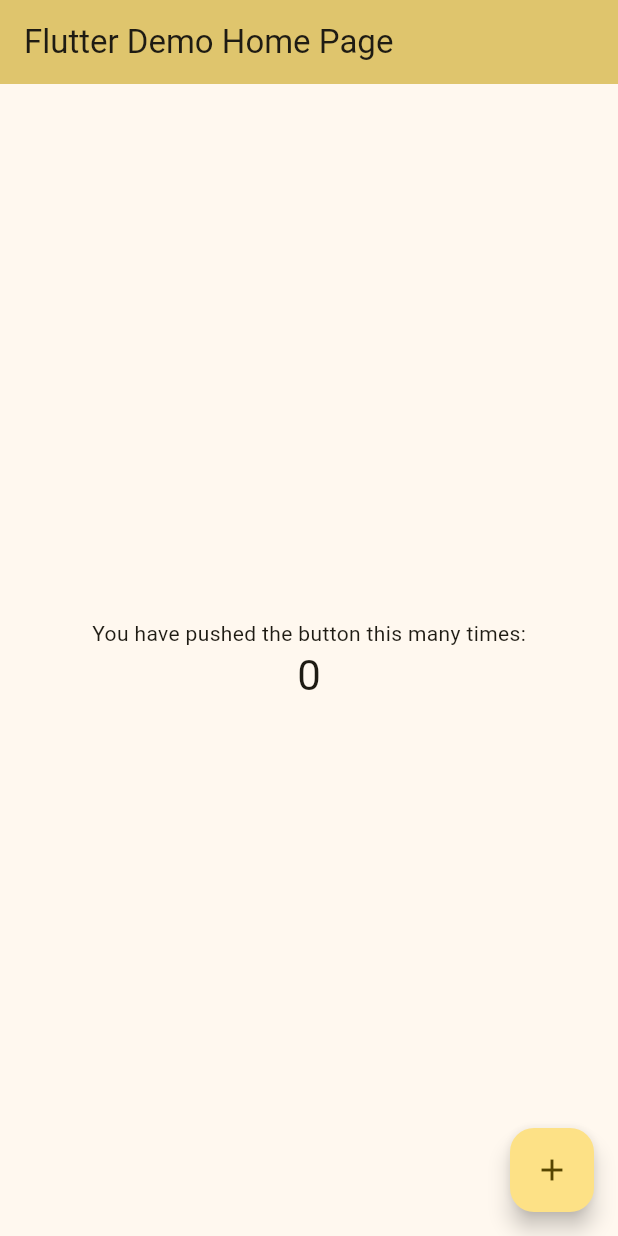
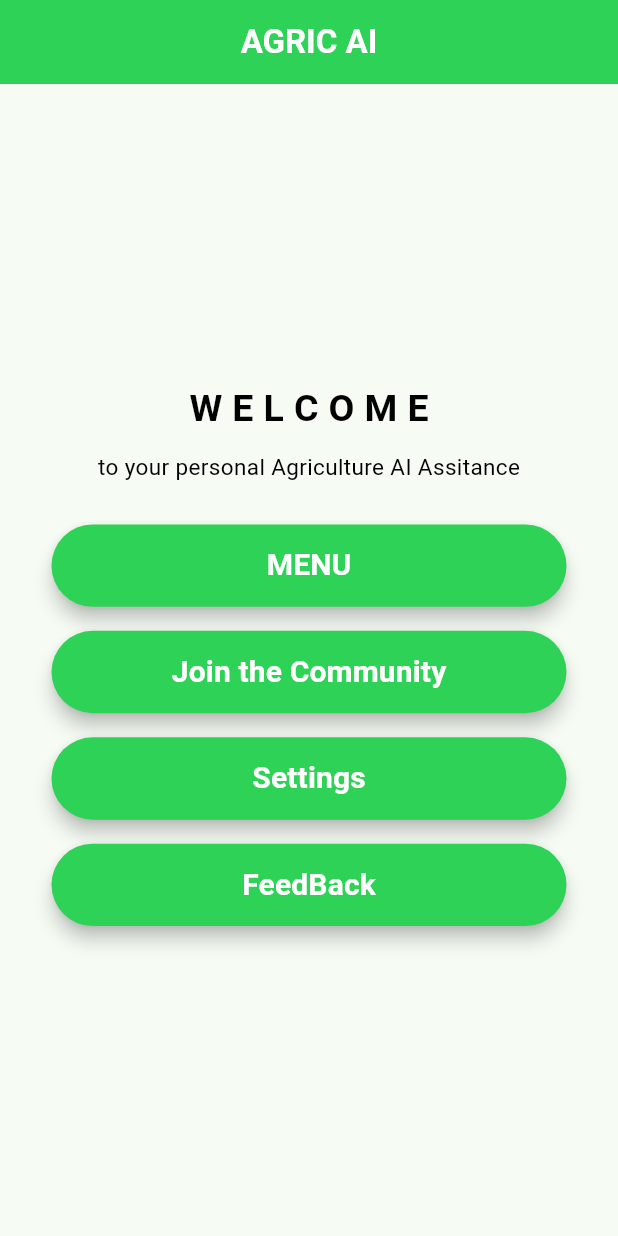
Before and after one commit to ByteBeacons/AgricAI_apk, a Flutter app: the screen it shows after launch, on a phone screen of 412 x 824 dp. Run offline on Flutter 3.47's test engine with Material 2 defaults, Android fonts, the phone set to English and light mode, and no system bars; our stand-ins replace avatar_glow, font_awesome_flutter, google_fonts, speech_to_text.

Commit message:
second commit

```diff
--- /dev/null
+++ b/lib/Screens/home_screen.dart
@@ -0,0 +1,107 @@
+import 'package:flutter/material.dart';
+import 'package:google_fonts/google_fonts.dart';
+import 'package:hackathon_a2sv/Screens/menu_screen.dart';
+import 'package:hackathon_a2sv/widgets/Text_widget.dart';
+import 'package:hackathon_a2sv/widgets/appbar_widget.dart';
+import 'package:hackathon_a2sv/widgets/buttom_widget.dart';
+
+class HomeScreen extends StatefulWidget {
+  const HomeScreen({super.key});
+
+  @override
+  State<HomeScreen> createState() => _HomeScreenState();
+}
+
+class _HomeScreenState extends State<HomeScreen> {
+  @override
+  Widget build(BuildContext context) {
+    return Scaffold(
+      appBar: AppBar(
+        backgroundColor: const Color(0XFF2DD256),
+        centerTitle: true,
+        title: const Text(
+          "AGRIC AI",
+          style: TextStyle(color: Colors.white, fontWeight: FontWeight.bold),
+        ),
+      ),
+      body: Center(
+        child: Column(
+          mainAxisAlignment: MainAxisAlignment.center,
+          children: [
+            TextWidget(
+              text: "W E L C O M E",
+              color: Colors.black,
+              size: 25,
+              fontWeight: FontWeight.bold,
+            ),
+            const SizedBox(
+              height: 10,
+            ),
+            TextWidget(
+              text: "to your personal Agriculture AI Assitance",
+              color: Colors.black,
+              size: 15,
+              fontWeight: FontWeight.normal,
+            ),
+            const SizedBox(
+              height: 20,
+            ),
+            Padding(
+              padding: const EdgeInsets.all(8.0),
+              child: SizedBox(
+                  width: MediaQuery.sizeOf(context).width / 1.2,
+                  height: MediaQuery.sizeOf(context).height / 15,
+                  child: ButtomWidget(
+                      callback: () {
+                        Navigator.push(
+                            context,
+                            MaterialPageRoute(
+                                builder: ((context) => const MenuScreen())));
+                      },
+                      text: "MENU",
+                      color: Colors.white,
+                      size: 20,
+                      fontWeight: FontWeight.bold)),
+            ),
+            Padding(
+              padding: const EdgeInsets.all(8.0),
+              child: SizedBox(
+                  width: MediaQuery.sizeOf(context).width / 1.2,
+                  height: MediaQuery.sizeOf(context).height / 15,
+                  child: ButtomWidget(
+                      callback: () {},
+                      text: "Join the Community",
+                      color: Colors.white,
+                      size: 20,
+                      fontWeight: FontWeight.bold)),
+            ),
+            Padding(
+              padding: const EdgeInsets.all(8.0),
+              child: SizedBox(
+                  width: MediaQuery.sizeOf(context).width / 1.2,
+                  height: MediaQuery.sizeOf(context).height / 15,
+                  child: ButtomWidget(
+                      callback: () {},
+                      text: "Settings",
+                      color: Colors.white,
+                      size: 20,
+                      fontWeight: FontWeight.bold)),
+            ),
+            Padding(
+              padding: const EdgeInsets.all(8.0),
+              child: SizedBox(
+                  width: MediaQuery.sizeOf(context).width / 1.2,
+                  height: MediaQuery.sizeOf(context).height / 15,
+                  child: ButtomWidget(
+                      callback: () {},
+                      text: "FeedBack",
+                      color: Colors.white,
+                      size: 20,
+                      fontWeight: FontWeight.bold)),
+            ),
+          ],
+        ),
+      ),
+    );
+  }
+}
--- a/lib/main.dart
+++ b/lib/main.dart
@@ -1,4 +1,5 @@
 import 'package:flutter/material.dart';
+import 'package:hackathon_a2sv/Screens/home_screen.dart';
 
 void main() {
   runApp(const MyApp());
@@ -11,115 +12,13 @@ class MyApp extends StatelessWidget {
   @override
   Widget build(BuildContext context) {
     return MaterialApp(
-      title: 'Flutter Demo',
+      title: ' AGRIC AI ',
+      debugShowCheckedModeBanner: false,
       theme: ThemeData(
-
-
-
-
-
-
-
-
-
-
-
-
-
-
-
-        colorScheme: ColorScheme.fromSeed(seedColor: Colors.amberAccent),
+        colorScheme: ColorScheme.fromSeed(seedColor: Colors.greenAccent),
         useMaterial3: true,
       ),
-      home: const MyHomePage(title: 'Flutter Demo Home Page'),
+      home: const HomeScreen(),
     );
   }
 }
-
-class MyHomePage extends StatefulWidget {
-  const MyHomePage({super.key, required this.title});
-
-
-
-
-
-
-
-
-
-
-  final String title;
-
-  @override
-  State<MyHomePage> createState() => _MyHomePageState();
-}
-
-class _MyHomePageState extends State<MyHomePage> {
-  int _counter = 0;
-
-  void _incrementCounter() {
-    setState(() {
-
-
-
-
-
-      _counter++;
-    });
-  }
-
-  @override
-  Widget build(BuildContext context) {
-
-
-
-
-
-
-    return Scaffold(
-      appBar: AppBar(
-
-
-
-        backgroundColor: Theme.of(context).colorScheme.inversePrimary,
-
-
-        title: Text(widget.title),
-      ),
-      body: Center(
-
-
-        child: Column(
-
-
-
-
-
-
-
-
-
-
-
-
-
-          mainAxisAlignment: MainAxisAlignment.center,
-          children: <Widget>[
-            const Text(
-              'You have pushed the button this many times:',
-            ),
-            Text(
-              '$_counter',
-              style: Theme.of(context).textTheme.headlineMedium,
-            ),
-          ],
-        ),
-      ),
-      floatingActionButton: FloatingActionButton(
-        onPressed: _incrementCounter,
-        tooltip: 'Increment',
-        child: const Icon(Icons.add),
-      ),
-    );
-  }
-}
--- /dev/null
+++ b/lib/widgets/Text_widget.dart
@@ -0,0 +1,26 @@
+import 'package:flutter/material.dart';
+
+class TextWidget extends StatelessWidget {
+  String text;
+  Color color;
+  double size;
+  FontWeight fontWeight;
+
+  TextWidget(
+      {required this.text,
+      required this.color,
+      required this.size,
+      required this.fontWeight,
+      super.key});
+
+  @override
+  Widget build(BuildContext context) {
+    return Text(
+      text,
+      style: TextStyle(
+          color: color,
+          fontSize: size,
+          fontWeight: fontWeight,),
+    );
+  }
+}
--- /dev/null
+++ b/lib/widgets/buttom_widget.dart
@@ -0,0 +1,33 @@
+import 'package:flutter/material.dart';
+import 'package:hackathon_a2sv/widgets/Text_widget.dart';
+
+class ButtomWidget extends StatelessWidget {
+  VoidCallback callback;
+  String text;
+  Color color;
+  double size;
+  FontWeight fontWeight;
+  ButtomWidget(
+      {required this.callback,
+      required this.text,
+      required this.color,
+      required this.size,
+      required this.fontWeight,
+      super.key});
+
+  @override
+  Widget build(BuildContext context) {
+    return ElevatedButton(
+        style: ButtonStyle(
+          backgroundColor: MaterialStateProperty.all<Color>(Color(0XFF2DD256)),
+          elevation: MaterialStateProperty.all(5),
+        ),
+        onPressed: callback,
+        child: TextWidget(
+          text: text,
+          color: color,
+          size: size,
+          fontWeight: fontWeight,
+        ));
+  }
+}
--- a/pubspec.yaml
+++ b/pubspec.yaml
@@ -35,6 +35,10 @@ dependencies:
   # The following adds the Cupertino Icons font to your application.
   # Use with the CupertinoIcons class for iOS style icons.
   cupertino_icons: ^1.0.2
+  google_fonts: ^5.1.0
+  font_awesome_flutter: ^10.5.0
+  avatar_glow: ^2.0.2
+  speech_to_text: ^6.3.0
 
 dev_dependencies:
   flutter_test:
```
Also changed, not shown: lib/Screens/menu_screen.dart (added, +71 -0 lines), lib/Screens/question_Screen.dart (added, +65 -0 lines), lib/Screens/speach_screen.dart (added, +86 -0 lines), lib/widgets/appbar_widget.dart (added, +18 -0 lines), lib/widgets/container_widget.dart (added, +39 -0 lines), pubspec.lock, 3 other files.
